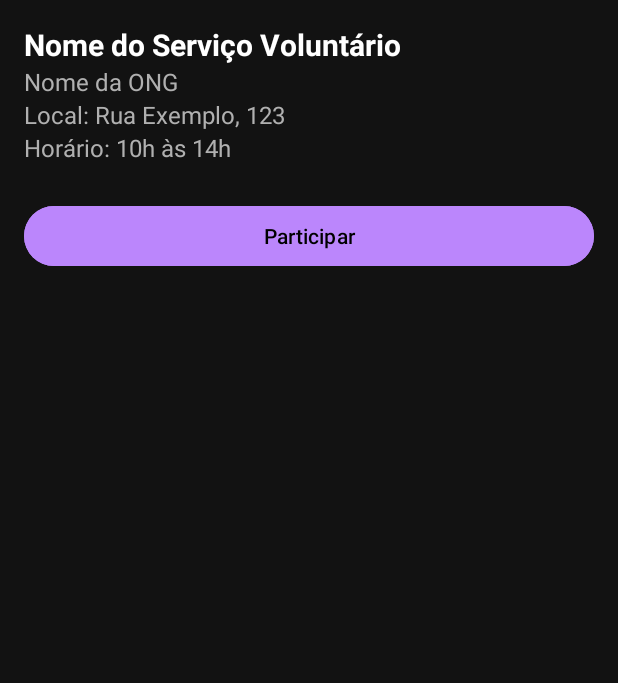
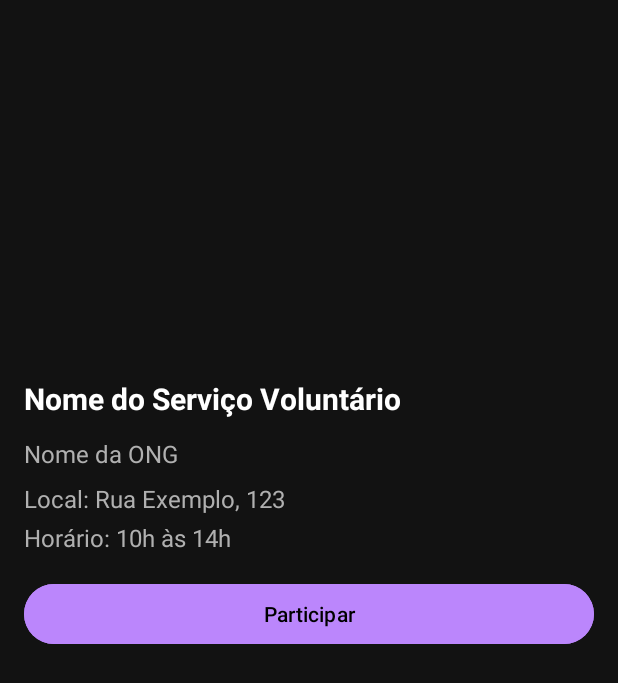
Before and after one commit to iliekrishna/AcordaSocial, an Android app: the layout activity_service_description.xml on its own in the app's theme, with its tools: preview values and no code run, on a phone screen of 412 x 824 dp. Shown: the top 683 px of the screen. Run offline under Robolectric (Android 15) with nearby library versions, the phone set to English and light mode, and no system bars.

Commit message:
100% atualizado

```diff
--- a/app/src/main/AndroidManifest.xml
+++ b/app/src/main/AndroidManifest.xml
@@ -36,6 +36,10 @@
                 <category android:name="android.intent.category.LAUNCHER" />
             </intent-filter>
         </activity>
+
+        <meta-data
+            android:name="preloaded_fonts"
+            android:resource="@array/preloaded_fonts" />
     </application>
 
 </manifest>
--- a/app/src/main/java/com/example/acordasocial/perfilUsuario.java
+++ b/app/src/main/java/com/example/acordasocial/perfilUsuario.java
@@ -4,6 +4,7 @@ package com.example.acordasocial;
 import static com.example.acordasocial.FirebaseConnection.getDatabaseReference;
 
 import android.os.Bundle;
+import android.widget.Button;
 import android.widget.TextView;
 import android.widget.Toast;
 
@@ -23,6 +24,7 @@ public class perfilUsuario extends AppCompatActivity {
     private TextView tvNomeUsuario, tvEmailUsuario;
     FirebaseAuth auth;
     private DatabaseReference databaseReference;
+    private Button btnSair;
 
     @Override
     protected void onCreate(Bundle savedInstanceState) {
@@ -39,6 +41,7 @@ public class perfilUsuario extends AppCompatActivity {
 
         tvNomeUsuario = findViewById(R.id.tvNomeUsuario);
         tvEmailUsuario = findViewById(R.id.tvEmailUsuario);
+        btnSair = findViewById(R.id.btnSair);
 
        carregarDadosUsuario();
 
--- a/app/src/main/res/layout/activity_service_description.xml
+++ b/app/src/main/res/layout/activity_service_description.xml
@@ -9,69 +9,79 @@
     android:padding="16dp">
 
     <!-- Nome do Serviço -->
+
+    <!-- Nome da ONG -->
+
+    <!-- Local -->
+
+    <!-- Hora -->
+
+    <TextView
+        android:id="@+id/textOngName"
+        android:layout_width="0dp"
+        android:layout_height="wrap_content"
+        android:layout_marginTop="12dp"
+        android:text="Nome da ONG"
+        android:textColor="#B0B0B0"
+        android:textSize="16sp"
+        app:layout_constraintEnd_toEndOf="parent"
+        app:layout_constraintHorizontal_bias="0.0"
+        app:layout_constraintStart_toStartOf="parent"
+        app:layout_constraintTop_toBottomOf="@id/textServiceName" />
+
+    <TextView
+        android:id="@+id/textLocation"
+        android:layout_width="0dp"
+        android:layout_height="wrap_content"
+        android:layout_marginTop="8dp"
+        android:text="Local: Rua Exemplo, 123"
+        android:textColor="#B0B0B0"
+        android:textSize="16sp"
+        app:layout_constraintEnd_toEndOf="parent"
+        app:layout_constraintHorizontal_bias="0.0"
+        app:layout_constraintStart_toStartOf="parent"
+        app:layout_constraintTop_toBottomOf="@id/textOngName" />
+
+    <Button
+        android:id="@+id/btnParticipar1"
+        android:layout_width="0dp"
+        android:layout_height="wrap_content"
+        android:layout_marginTop="16dp"
+        android:backgroundTint="#BB86FC"
+        android:text="Participar"
+        android:textColor="#000000"
+        app:layout_constraintEnd_toEndOf="parent"
+        app:layout_constraintHorizontal_bias="0.0"
+        app:layout_constraintStart_toStartOf="parent"
+        app:layout_constraintTop_toBottomOf="@id/textTime" />
+
     <TextView
         android:id="@+id/textServiceName"
         android:layout_width="0dp"
         android:layout_height="wrap_content"
+        android:layout_marginTop="236dp"
         android:text="Nome do Serviço Voluntário"
+        android:textColor="#FFFFFF"
+        android:textSize="20sp"
         android:textStyle="bold"
-        android:textSize="20sp"
-        android:textColor="#FFFFFF"
-        android:layout_marginBottom="16dp"
-        app:layout_constraintTop_toTopOf="parent"
+        app:layout_constraintEnd_toEndOf="parent"
+        app:layout_constraintHorizontal_bias="0.0"
         app:layout_constraintStart_toStartOf="parent"
-        app:layout_constraintEnd_toEndOf="parent"/>
+        app:layout_constraintTop_toTopOf="parent" />
 
-    <!-- Nome da ONG -->
-    <TextView
-        android:id="@+id/textOngName"
-        android:layout_width="0dp"
-        android:layout_height="wrap_content"
-        android:text="Nome da ONG"
-        android:textSize="16sp"
-        android:textColor="#B0B0B0"
-        android:layout_marginBottom="12dp"
-        app:layout_constraintTop_toBottomOf="@id/textServiceName"
-        app:layout_constraintStart_toStartOf="parent"
-        app:layout_constraintEnd_toEndOf="parent"/>
-
-    <!-- Local -->
-    <TextView
-        android:id="@+id/textLocation"
-        android:layout_width="0dp"
-        android:layout_height="wrap_content"
-        android:text="Local: Rua Exemplo, 123"
-        android:textSize="16sp"
-        android:textColor="#B0B0B0"
-        android:layout_marginBottom="8dp"
-        app:layout_constraintTop_toBottomOf="@id/textOngName"
-        app:layout_constraintStart_toStartOf="parent"
-        app:layout_constraintEnd_toEndOf="parent"/>
-
-    <!-- Hora -->
     <TextView
         android:id="@+id/textTime"
         android:layout_width="0dp"
         android:layout_height="wrap_content"
+        android:layout_marginTop="4dp"
         android:text="Horário: 10h às 14h"
+        android:textColor="#B0B0B0"
         android:textSize="16sp"
-        android:textColor="#B0B0B0"
-        android:layout_marginBottom="24dp"
-        app:layout_constraintTop_toBottomOf="@id/textLocation"
+        app:layout_constraintEnd_toEndOf="parent"
+        app:layout_constraintHorizontal_bias="0.0"
         app:layout_constraintStart_toStartOf="parent"
-        app:layout_constraintEnd_toEndOf="parent"/>
+        app:layout_constraintTop_toBottomOf="@id/textLocation" />
 
     <!-- Botão Participar -->
-    <Button
-        android:id="@+id/btnParticipar1"
-        android:layout_width="0dp"
-        android:layout_height="wrap_content"
-        android:text="Participar"
-        android:backgroundTint="#BB86FC"
-        android:textColor="#000000"
-        android:layout_marginTop="24dp"
-        app:layout_constraintTop_toBottomOf="@id/textTime"
-        app:layout_constraintStart_toStartOf="parent"
-        app:layout_constraintEnd_toEndOf="parent"/>
 
 </androidx.constraintlayout.widget.ConstraintLayout>
```
Also changed, not shown: app/src/main/res/layout/activity_main.xml (+28 -11 lines), app/src/main/res/drawable/kindness_4729479.png (added).
